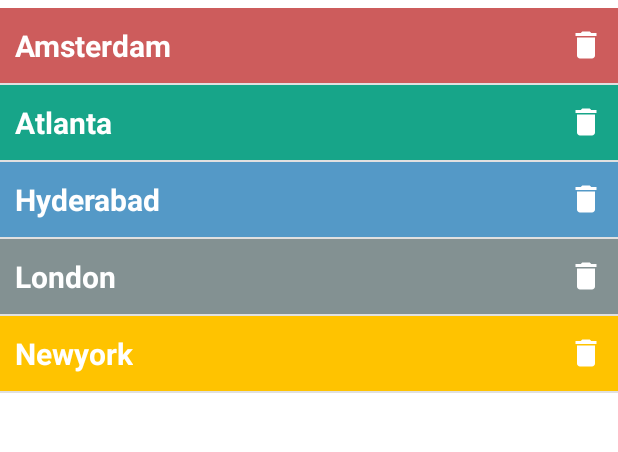
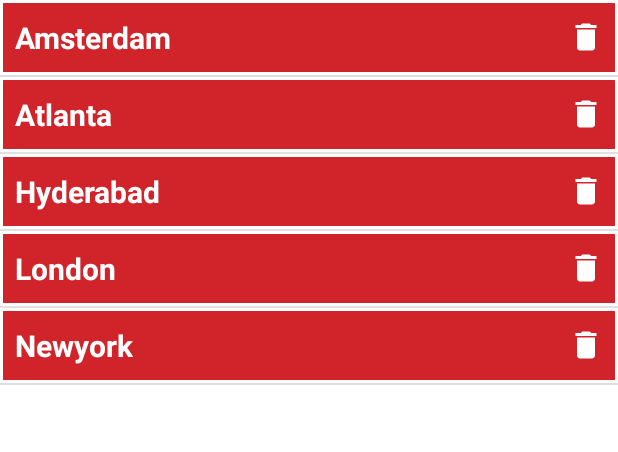
Before and after one commit to Mahesh-Venkat/Backbase-Assessment, an Android app: the screen it shows after launch (MainActivity), on a phone screen of 412 x 824 dp, the part 375-827 px from its top. Run offline under Robolectric (Android 15) with nearby library versions, the phone set to English and light mode, and no system bars; 1 statement that could not run was skipped.

Commit message:
1. Added settings change - UI reflection 2. Changed the colors of City list items 3. Changed the view of City’s  weather view

```diff
--- a/app/src/main/java/com/sunfinder/sunfinder/adapter/CitiesAdapter.java
+++ b/app/src/main/java/com/sunfinder/sunfinder/adapter/CitiesAdapter.java
@@ -26,13 +26,11 @@ public class CitiesAdapter extends ArrayAdapter<String> {
     SharedPreferences mSharedPreferences;
     private final Context context;
     private final List<String> citiesList;
-    private final List<String>colorList;
 
     public CitiesAdapter(Context context, List<String> cities) {
         super(context, -1, cities);
         this.context = context;
         this.citiesList = cities;
-        this.colorList = getColors();
 
         Activity activity = (Activity) context;
 
@@ -46,8 +44,6 @@ public class CitiesAdapter extends ArrayAdapter<String> {
         View rowView = inflater.inflate(R.layout.city_row_item, parent, false);
 
         RelativeLayout relativeLayout = (RelativeLayout) rowView.findViewById(R.id.city_item_layout);
-        relativeLayout.setBackgroundColor(Color.parseColor(colorList.get(position%5)));
-
         TextView textView = (TextView) rowView.findViewById(R.id.city_name);
 
         ImageButton deleteButton = (ImageButton) rowView.findViewById(R.id.delete_button);
@@ -106,15 +102,4 @@ public class CitiesAdapter extends ArrayAdapter<String> {
 
         return cityInfoTOList;
     }
-
-    private List<String> getColors() {
-        List<String> colors = new ArrayList<>();
-        colors.add("#CD5C5C");
-        colors.add("#17A589");
-        colors.add("#5499C7");
-        colors.add("#839192");
-        colors.add("#FFC300");
-
-        return colors;
-    }
 }
--- a/app/src/main/java/com/sunfinder/sunfinder/fragments/CitiesFragment.java
+++ b/app/src/main/java/com/sunfinder/sunfinder/fragments/CitiesFragment.java
@@ -18,6 +18,7 @@ import android.widget.Toast;
 import com.google.gson.Gson;
 import com.google.gson.reflect.TypeToken;
 import com.sunfinder.sunfinder.R;
+import com.sunfinder.sunfinder.activity.MainActivity;
 import com.sunfinder.sunfinder.adapter.CitiesAdapter;
 import com.sunfinder.sunfinder.transferobject.CityInfoTO;
 
@@ -41,6 +42,14 @@ public class CitiesFragment extends ListFragment {
         mSharedPreferences = getActivity().getPreferences(Context.MODE_PRIVATE);
         setHasOptionsMenu(true);
         setListAdapter(new CitiesAdapter(getContext(), getCities()));
+    }
+
+    @Override
+    public void onActivityCreated(Bundle savedInstanceState) {
+        super.onActivityCreated(savedInstanceState);
+        if(getContext() instanceof MainActivity){
+            ((MainActivity)getContext()).displayFirstCitysWeather();
+        }
     }
 
     @Override
--- a/app/src/main/java/com/sunfinder/sunfinder/fragments/SettingsFragment.java
+++ b/app/src/main/java/com/sunfinder/sunfinder/fragments/SettingsFragment.java
@@ -14,12 +14,13 @@ import com.sunfinder.sunfinder.R;
 
 public class SettingsFragment extends PreferenceFragmentCompat implements OnPreferenceChangeListener   {
     SharedPreferences mSharedPreferences;
-    Resources resources = getActivity().getResources();
+    Resources resources;
 
     @Override
     public void onCreatePreferences(Bundle bundle, String s) {
         // Load the Preferences from the XML file
         addPreferencesFromResource(R.xml.app_preferences);
+        resources = getActivity().getResources();
         mSharedPreferences = getActivity().getPreferences(Context.MODE_PRIVATE);
 
         ListPreference measurementListPreference = (ListPreference) findPreference("measurements_list_preference");
@@ -42,7 +43,7 @@ public class SettingsFragment extends PreferenceFragmentCompat implements OnPref
         if (((String) newValue).equals(resources.getString(R.string.list_preference_item_1))) {
             updateSharedPreferencesWithSelectedMeasurement(0);
         } else {
-            updateSharedPreferencesWithSelectedMeasurement(0);
+            updateSharedPreferencesWithSelectedMeasurement(1);
         }
 
         return true;
--- a/app/src/main/res/drawable/bg_circle.xml
+++ b/app/src/main/res/drawable/bg_circle.xml
@@ -2,6 +2,6 @@
 <shape xmlns:android="http://schemas.android.com/apk/res/android"
     android:shape="oval">
     <corners android:radius="10dip"/>
-    <stroke android:color="@color/city_weather_background" android:width="5dip"/>
-    <solid android:color="@color/city_weather_background"/>
+    <stroke android:color="@color/color_backbase_dark" android:width="5dip"/>
+    <solid android:color="@color/color_backbase"/>
 </shape>
--- /dev/null
+++ b/app/src/main/res/drawable/city_item_border.xml
@@ -0,0 +1,6 @@
+<?xml version="1.0" encoding="utf-8"?>
+<shape xmlns:android="http://schemas.android.com/apk/res/android" android:shape="rectangle" >
+    <solid android:color="@color/color_backbase" />
+    <corners android:radius="1dp"></corners>
+    <stroke android:width="2dp" android:color="@color/color_white" />
+</shape>
--- a/app/src/main/res/drawable/ic_delete.xml
+++ b/app/src/main/res/drawable/ic_delete.xml
@@ -4,6 +4,6 @@
         android:viewportWidth="24.0"
         android:viewportHeight="24.0">
     <path
-        android:fillColor="#FFFFFFFF"
+        android:fillColor="@color/color_white"
         android:pathData="M6,19c0,1.1 0.9,2 2,2h8c1.1,0 2,-0.9 2,-2V7H6v12zM19,4h-3.5l-1,-1h-5l-1,1H5v2h14V4z"/>
 </vector>
--- a/app/src/main/res/layout/activity_main.xml
+++ b/app/src/main/res/layout/activity_main.xml
@@ -119,7 +119,6 @@
 
         <FrameLayout
             android:id="@+id/fragment_container"
-            android:layout_marginTop="5dp"
             android:layout_width="match_parent"
             android:layout_height="match_parent" >
         </FrameLayout>
--- a/app/src/main/res/layout/city_row_item.xml
+++ b/app/src/main/res/layout/city_row_item.xml
@@ -2,6 +2,7 @@
 <RelativeLayout xmlns:android="http://schemas.android.com/apk/res/android"
     android:layout_width="match_parent"
     android:layout_height="50dp"
+    android:background="@drawable/city_item_border"
     android:id="@+id/city_item_layout">
 
 
@@ -11,7 +12,7 @@
         android:layout_height="wrap_content"
         android:text="lklk"
         android:textStyle="bold"
-        android:textColor="@android:color/white"
+        android:textColor="@color/color_white"
         android:layout_centerVertical="true"
         android:layout_centerHorizontal="true"
         android:layout_alignParentLeft="true"
--- a/app/src/main/res/values/arrays.xml
+++ b/app/src/main/res/values/arrays.xml
@@ -1,11 +1,11 @@
 <resources>
     <string-array name="pref_measurements">
-        <item name="metrics">Metrics</item>
+        <item name="metrics">Metric</item>
         <item name="english">Imperial</item>
     </string-array>
 
     <string-array name="pref_measurements_values">
-        <item name="metrics">Metrics</item>
+        <item name="metrics">Metric</item>
         <item name="english">Imperial</item>
     </string-array>
 </resources>
--- a/app/src/main/res/values/strings.xml
+++ b/app/src/main/res/values/strings.xml
@@ -10,6 +10,6 @@
     <string name="measurements_title">Measurements</string>
     <string name="measurements_summary">Please pick a Measurement</string>
     <string name="pref_measurements_default">metrics</string>
-    <string name="list_preference_item_1">Metrics</string>
+    <string name="list_preference_item_1">Metric</string>
     <string name="list_preference_item_2">Imperial</string>
 </resources>
```
Also changed, not shown: app/src/main/java/com/sunfinder/sunfinder/activity/MainActivity.java (+15 -3 lines), app/src/main/java/com/sunfinder/sunfinder/adapter/ForecastedWeatherAdapter.java (+22 -14 lines), app/src/main/java/com/sunfinder/sunfinder/fragments/CityFragment.java (+11 -4 lines), app/src/main/res/layout/city_weather_view.xml (+7 -7 lines), app/src/main/res/layout/future_weather_item.xml (+5 -5 lines).
